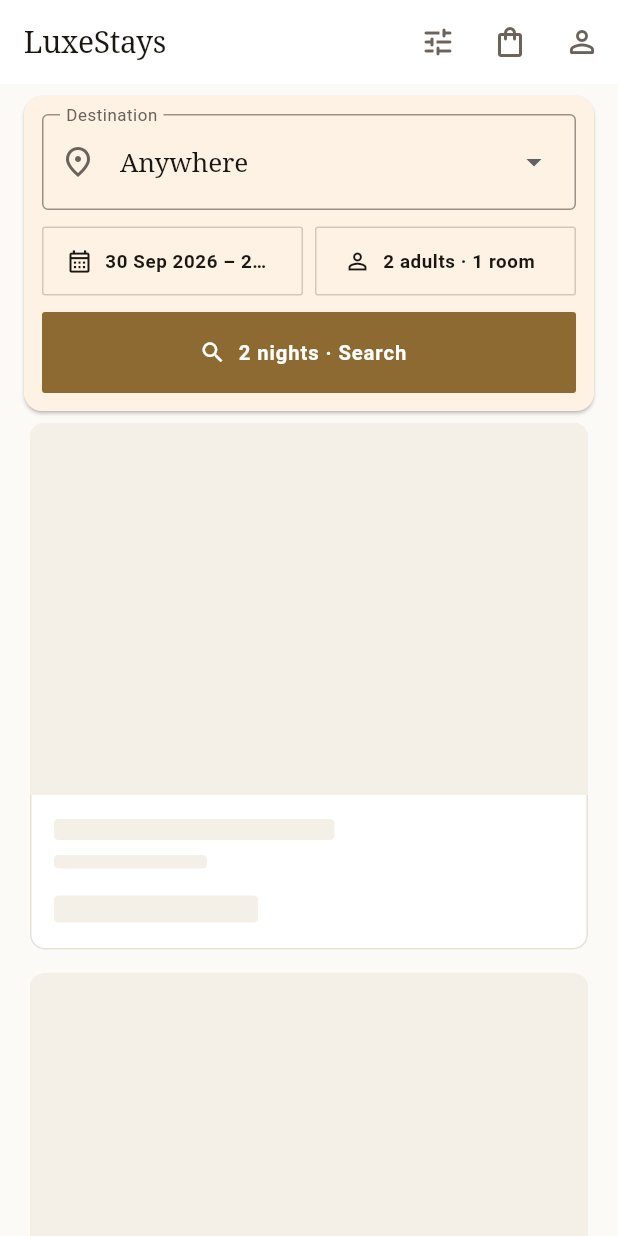
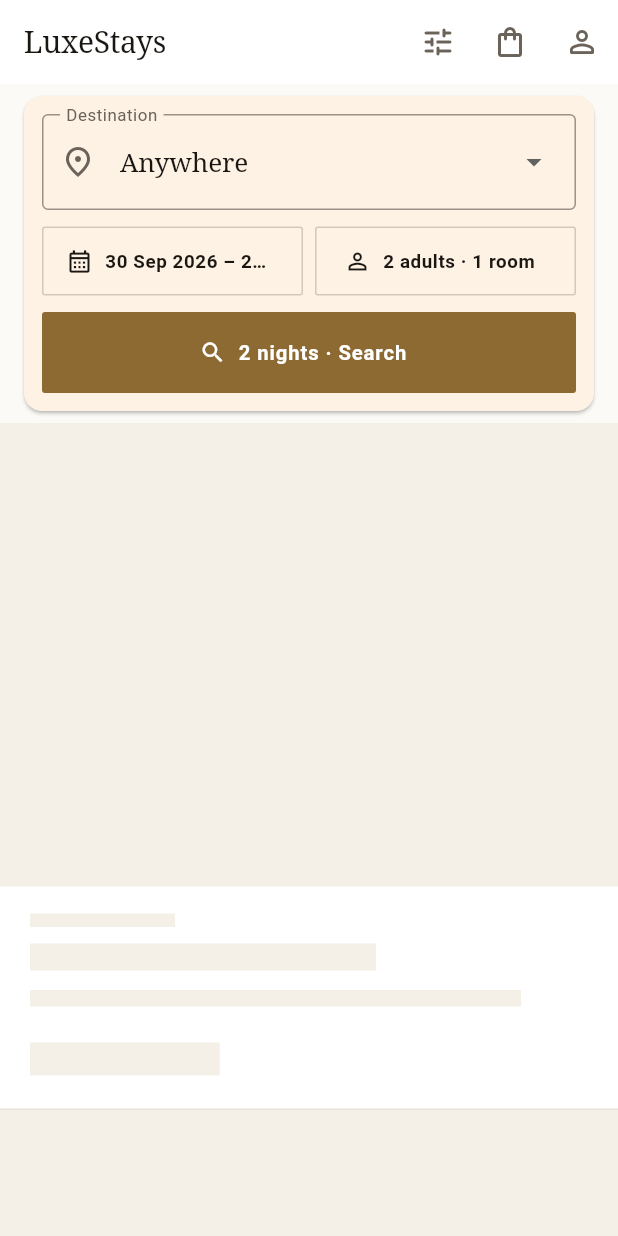
Before and after one commit to j-mary/luxe_stays, a Flutter app: the first screen one second after launch, on a phone screen of 412 x 824 dp. Run offline on Flutter 3.47's test engine with Material 3 defaults, Android fonts, the phone set to English and light mode, and no system bars; our stand-ins replace dio, flutter_riverpod, flutter_secure_storage, webview_flutter; network calls fail.

Commit message:
feat(ui): add SectionHeading and AppPanel as the shared layout primitives
Two devices carry almost all of the structure in the new register, so both
are widgets rather than one-off code at each call site.

SectionHeading is a letterspaced overline followed by a rule that runs to
the margin. The rule is what makes a heading read as typography rather than
as a label: it gives the eye a horizontal to hang the section from without
spending a heavier weight or a larger size on the word itself.

AppPanel replaces Material's Card. The card is rounded, elevated and
surface-tinted, and all three pull against a print register. AppPanel keeps
the grouping and drops them. It is a widget and not a cardTheme entry on
purpose: CardTheme, AppBarTheme and InputDecorationTheme were re-typed in
the Flutter 3.32 theme migration, so setting them pins the project to one
side of that change, while composing a Container does not.

MediaImage's default corner radius drops from 12px to 2px, and the
provenance badge moves onto the shared ink plate. SkeletonCard is rebuilt
to the new full-bleed card geometry — same 4:3 plate, same insets, same
closing rule — so results do not reflow when they resolve.

```diff
--- a/lib/shared/widgets/app_states.dart
+++ b/lib/shared/widgets/app_states.dart
@@ -123,9 +123,10 @@ class EmptyView extends StatelessWidget {
 ///
 /// Two deliberate choices. It does not animate: a shimmer across twenty cards
 /// is a measurable battery and jank cost on low-end devices and buys very
-/// little. And it matches the real card's geometry, so content does not jump
-/// when it arrives — a loading state that reflows on resolve reads as a
-/// glitch even when nothing is wrong.
+/// little. And it matches the real card's geometry — the same 4:3 full-bleed
+/// plate, the same insets, the same closing rule — so content does not jump
+/// when it arrives. A loading state that reflows on resolve reads as a glitch
+/// even when nothing is wrong.
 class SkeletonCard extends StatelessWidget {
   const SkeletonCard({super.key});
 
@@ -138,47 +139,36 @@ class SkeletonCard extends StatelessWidget {
           widthFactor: widthFactor,
           child: Container(
             height: height,
-            decoration: BoxDecoration(
             color: colors.surfaceContainerHighest,
-              borderRadius: BorderRadius.circular(3),
-            ),
           ),
         );
 
-    return Padding(
-      padding: const EdgeInsets.fromLTRB(20, 0, 20, 16),
-      child: DecoratedBox(
-        decoration: BoxDecoration(
+    return ColoredBox(
       color: colors.surface,
-          borderRadius: BorderRadius.circular(10),
-          border: Border.all(color: colors.outlineVariant),
-        ),
       child: Column(
         crossAxisAlignment: CrossAxisAlignment.start,
         children: <Widget>[
-            ClipRRect(
-              borderRadius:
-                  const BorderRadius.vertical(top: Radius.circular(9)),
-              child: AspectRatio(
-                aspectRatio: 3 / 2,
+          AspectRatio(
+            aspectRatio: 4 / 3,
             child: ColoredBox(color: colors.surfaceContainerHighest),
           ),
-            ),
           Padding(
-              padding: const EdgeInsets.fromLTRB(16, 16, 16, 18),
+            padding: const EdgeInsets.fromLTRB(20, 18, 20, 22),
             child: Column(
               crossAxisAlignment: CrossAxisAlignment.start,
               children: <Widget>[
-                  bar(0.55, 14),
-                  const SizedBox(height: 10),
-                  bar(0.3, 9),
-                  const SizedBox(height: 18),
-                  bar(0.4, 18),
+                bar(0.26, 9),
+                const SizedBox(height: 11),
+                bar(0.62, 18),
+                const SizedBox(height: 13),
+                bar(0.88, 11),
+                const SizedBox(height: 24),
+                bar(0.34, 22),
               ],
             ),
           ),
+          Divider(height: 1, thickness: 1, color: colors.outlineVariant),
         ],
-        ),
       ),
     );
   }
```
Also changed, not shown: lib/shared/widgets/app_panel.dart (added, +50 -0 lines), lib/shared/widgets/media_image.dart (+10 -5 lines), lib/shared/widgets/section_heading.dart (added, +48 -0 lines). Lines whose indentation alone changed are shown as unchanged.
